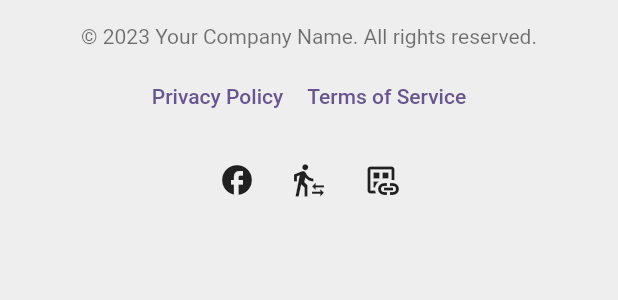
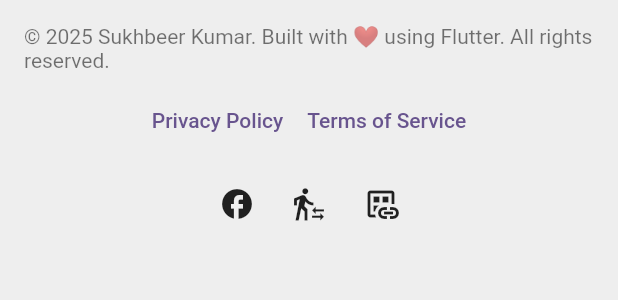
Before and after one commit to sukhkmr19/ai-tools-hub, a Flutter app: the Footer widget shown alone on an empty page, opened directly, on a phone screen of 412 x 824 dp. Shown: the top 300 px of the screen. Run offline on Flutter 3.47's test engine with Material 3 defaults, Android fonts, the phone set to English and light mode, and no system bars; our stand-ins replace flutter_rating_bar, sqflite, sqflite_common_ffi, sqflite_common_ffi_web; accounts and stored records are empty.

Commit message:
copywrite-added

```diff
--- a/lib/main.dart
+++ b/lib/main.dart
@@ -855,7 +855,7 @@ class Footer extends StatelessWidget {
       child: Column(
         children: [
           Text(
-            '© 2023 Your Company Name. All rights reserved.',
+      '© 2025 Sukhbeer Kumar. Built with ❤️ using Flutter. All rights reserved.',
             style: TextStyle(color: Colors.black54),
           ),
           const SizedBox(height: 8),
```
